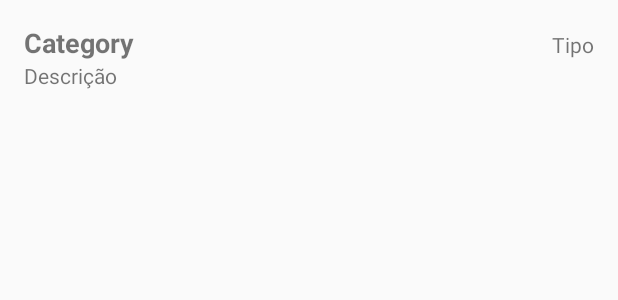
After one commit to Darciro/npd, an Android app: the layout adapter_category.xml on its own in the app's theme, with its tools: preview values and no code run, on a phone screen of 412 x 824 dp. The commit adds this screen. Shown: the top 300 px of the screen. Run offline under Robolectric (Android 15) with nearby library versions, the phone set to English and light mode, and no system bars.

Commit message:
Lista e CRUD para Categorias

```diff
--- a/app/src/main/java/br/com/galdar/npd/fragment/MainFragment.java
+++ b/app/src/main/java/br/com/galdar/npd/fragment/MainFragment.java
@@ -237,8 +237,6 @@ public class MainFragment extends Fragment {
         String monthFormated = String.format("%02d", (curDate.getMonth()));
         monthYearSelected = String.valueOf(monthFormated + "" + curDate.getYear());
 
-        Log.i( "XXX", "configCalendarView" );
-
         transactionsCalendar.setOnMonthChangedListener(new OnMonthChangedListener() {
             @Override
             public void onMonthChanged(MaterialCalendarView widget, CalendarDay date) {
--- a/app/src/main/java/br/com/galdar/npd/model/Category.java
+++ b/app/src/main/java/br/com/galdar/npd/model/Category.java
@@ -48,7 +48,7 @@ public class Category {
         this.description = description;
     }
 
-    public void save( String type ) {
+    public void save() {
 
         FirebaseAuth auth = FirebaseConfig.getFirebaseAuth();
         String userID = Base64Custom.encodeBase64( auth.getCurrentUser().getEmail() );
@@ -57,7 +57,7 @@ public class Category {
         DatabaseReference dbReference = FirebaseConfig.getFirebaseDatabase();
         String exception = "";
         try {
-            dbReference.child( "users" ).child ( userID ).child( "categories" ).child( type ).push().setValue( this );
+            dbReference.child( "users" ).child ( userID ).child( "categories" ).push().setValue( this );
             // Toast.makeText("", "Preencha o campo senha", Toast.LENGTH_LONG ).show();
 
         } catch (Exception e) {
--- /dev/null
+++ b/app/src/main/res/layout/adapter_category.xml
@@ -0,0 +1,36 @@
+<?xml version="1.0" encoding="utf-8"?>
+<LinearLayout xmlns:android="http://schemas.android.com/apk/res/android"
+    android:layout_width="match_parent"
+    android:layout_height="wrap_content"
+    android:layout_margin="16dp"
+    android:orientation="vertical">
+
+    <LinearLayout
+        android:layout_width="match_parent"
+        android:layout_height="wrap_content"
+        android:orientation="horizontal">
+
+        <TextView
+            android:id="@+id/catName"
+            android:layout_width="wrap_content"
+            android:layout_height="wrap_content"
+            android:layout_weight="5"
+            android:text="Category"
+            android:textSize="18sp"
+            android:textStyle="bold" />
+
+        <TextView
+            android:id="@+id/catType"
+            android:layout_width="wrap_content"
+            android:layout_height="wrap_content"
+            android:layout_weight="1"
+            android:gravity="end"
+            android:text="Tipo" />
+    </LinearLayout>
+
+    <TextView
+        android:id="@+id/catDesc"
+        android:layout_width="match_parent"
+        android:layout_height="wrap_content"
+        android:text="Descrição" />
+</LinearLayout>
```
Also changed, not shown: app/src/main/java/br/com/galdar/npd/activity/AddCategoryActivity.java (+37 -21 lines), app/src/main/java/br/com/galdar/npd/activity/IncomeActivity.java (+0 -19 lines), app/src/main/java/br/com/galdar/npd/adapter/CategoryAdapter.java (added, +72 -0 lines), app/src/main/java/br/com/galdar/npd/fragment/CategoryFragment.java (+75 -0 lines), app/src/main/java/br/com/galdar/npd/fragment/IncomeFragment.java (added, +30 -0 lines), app/src/main/res/layout/activity_add_category.xml (+0 -14 lines), app/src/main/res/layout/fragment_category.xml (+3 -4 lines), app/src/main/res/layout/fragment_income.xml (added, +14 -0 lines).
